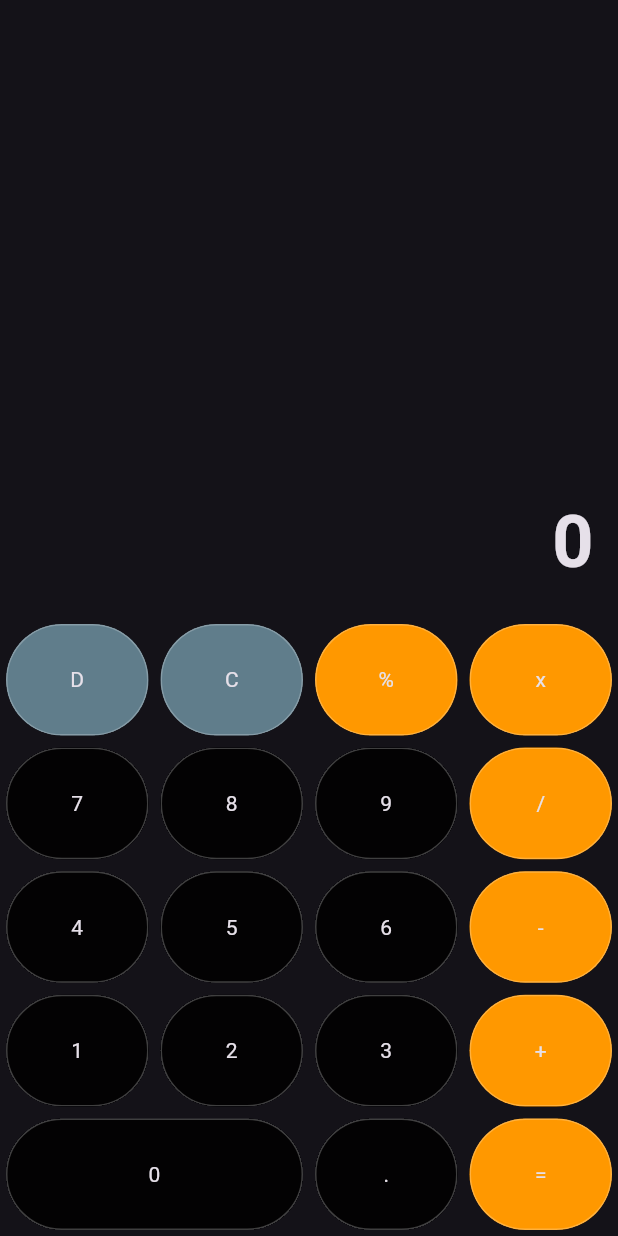
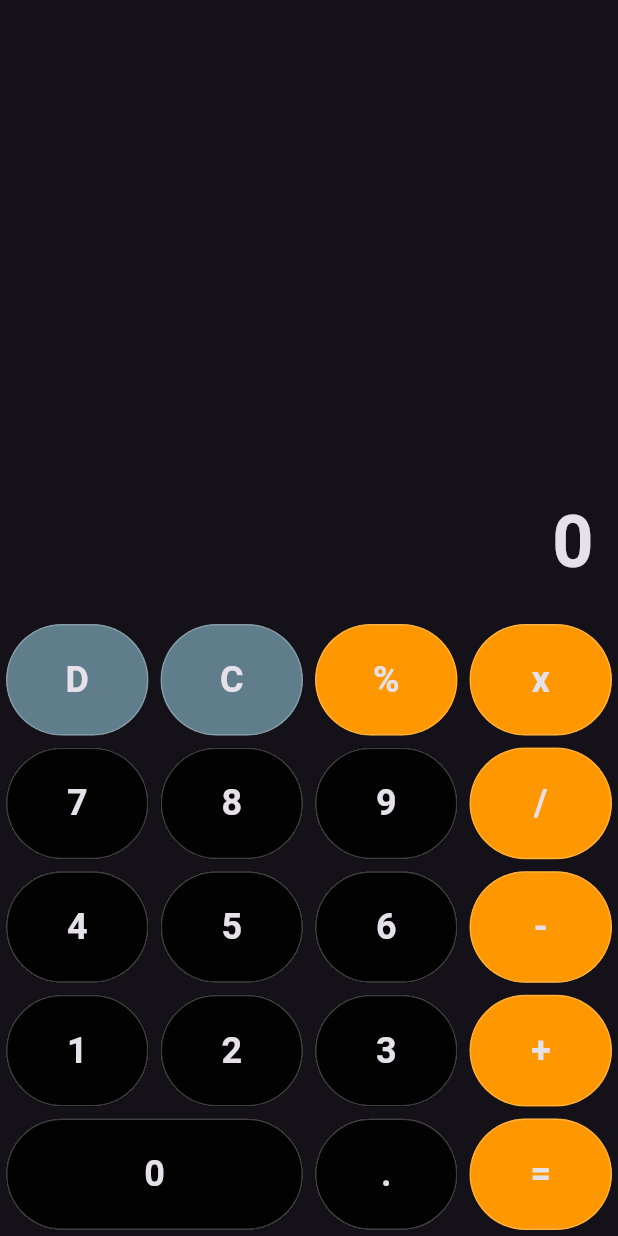
Before and after one commit to Solbjor/Calculator_App, a Flutter app: the screen it shows after launch, on a phone screen of 412 x 824 dp. Run offline on Flutter 3.47's test engine with Material 3 defaults, Android fonts, the phone set to English and light mode, and no system bars.

Commit message:
Updated buttons
updated styling on buttons.

```diff
--- a/lib/calculator_screen.dart
+++ b/lib/calculator_screen.dart
@@ -66,7 +66,10 @@ class _CalculatorScreenState extends State<CalculatorScreen> {
           //Ink well makes the button tappable, so we wrap this all in an inkwell widget.
           onTap: () {},
           child: Center(
-            child: Text(value),
+            child: Text(
+              value,
+              style: const TextStyle(fontWeight: FontWeight.bold, fontSize: 24),
+            ),
           ),
         ),
       ),
```
